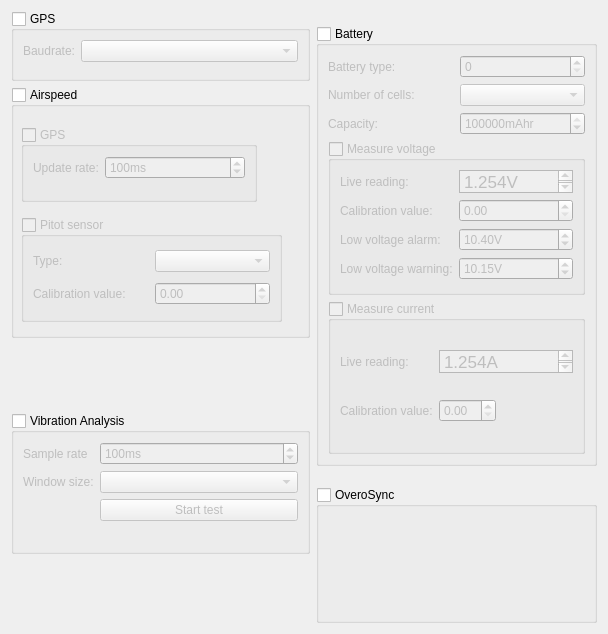
Above: ground/gcs/src/plugins/config/modulesettingsform.ui from TauLabs/TauLabs before the change. Below: the same form after it.
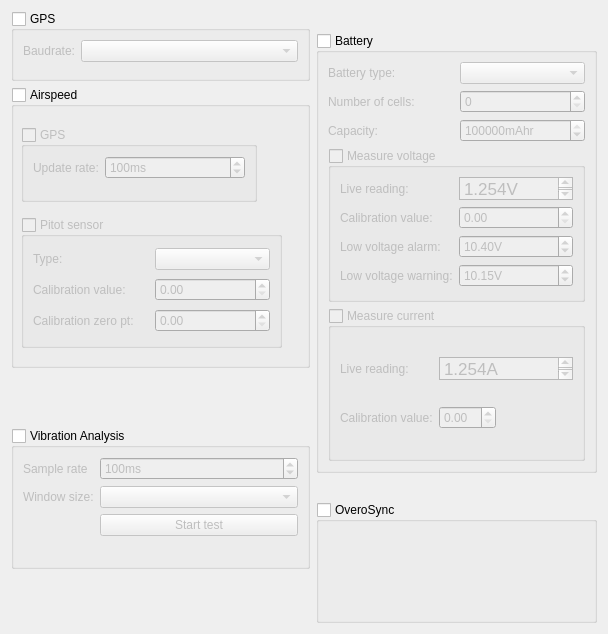
That is the form after the change.

Commit message: Added connections between widgets and UAVOs.

What changed in the file:
```diff
--- a/ground/gcs/src/plugins/config/modulesettingsform.ui
+++ b/ground/gcs/src/plugins/config/modulesettingsform.ui
@@ -215,12 +215,6 @@
         </layout>
        </widget>
       </item>
-      <item row="4" column="1">
-       <widget class="QComboBox" name="comboBox_2"/>
-      </item>
-      <item row="1" column="1">
-       <widget class="QSpinBox" name="spinBox"/>
-      </item>
       <item row="4" column="0">
        <widget class="QLabel" name="label_6">
         <property name="sizePolicy">
@@ -267,6 +261,12 @@
         </property>
        </widget>
       </item>
+      <item row="1" column="1">
+       <widget class="QComboBox" name="cb_batteryType"/>
+      </item>
+      <item row="4" column="1">
+       <widget class="QSpinBox" name="sb_numBatteryCells"/>
+      </item>
      </layout>
     </widget>
    </item>
@@ -275,13 +275,13 @@
      <property name="minimumSize">
       <size>
        <width>0</width>
-       <height>251</height>
+       <height>281</height>
       </size>
      </property>
      <property name="maximumSize">
       <size>
        <width>16777215</width>
-       <height>251</height>
+       <height>281</height>
       </size>
      </property>
      <property name="title">
@@ -299,7 +299,7 @@
         <x>10</x>
         <y>130</y>
         <width>261</width>
-        <height>105</height>
+        <height>131</height>
        </rect>
       </property>
       <property name="title">
@@ -330,7 +330,17 @@
         </widget>
        </item>
        <item row="1" column="1">
-        <widget class="QDoubleSpinBox" name="doubleSpinBox_3"/>
+        <widget class="QDoubleSpinBox" name="sb_pitotScale"/>
+       </item>
+       <item row="2" column="0">
+        <widget class="QLabel" name="label_16">
+         <property name="text">
+          <string>Calibration zero pt:</string>
+         </property>
+        </widget>
+       </item>
+       <item row="2" column="1">
+        <widget class="QDoubleSpinBox" name="sb_pitotZeroPoint"/>
        </item>
       </layout>
      </widget>
```
Left out of the diff: 36 changed lines with no effect on the pictures. The commit also changes 4 other files.
